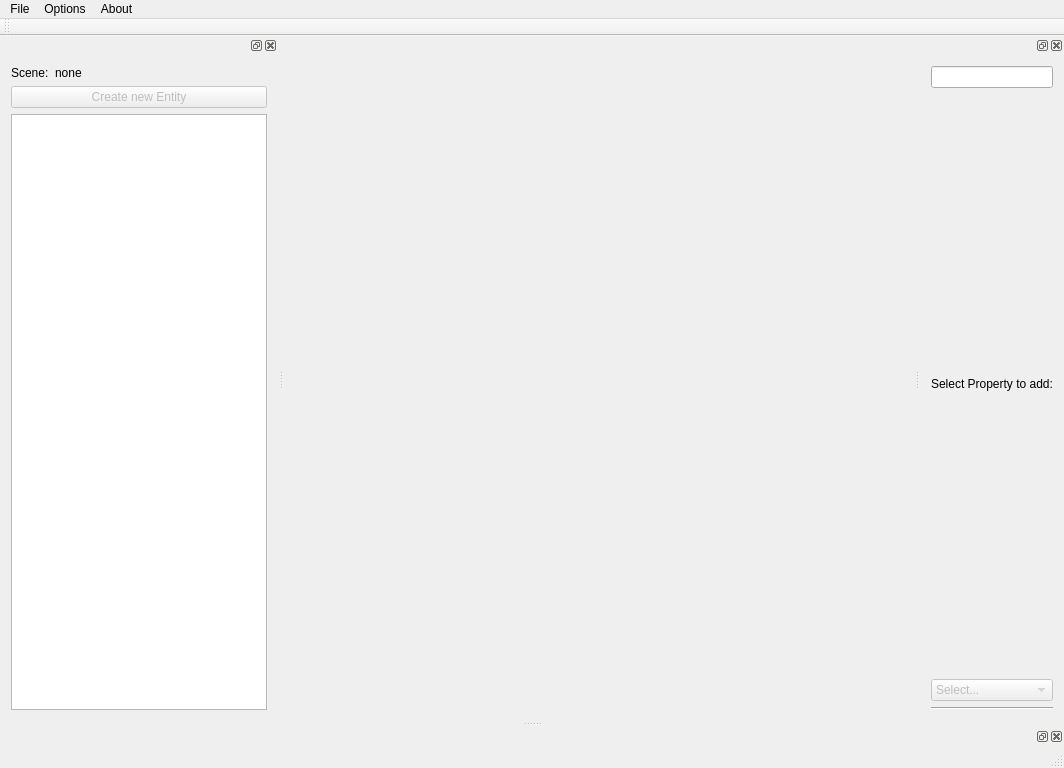
andyreimann/gear, file v2.5/GEAR Studio/geareditor.ui: the form before one commit.
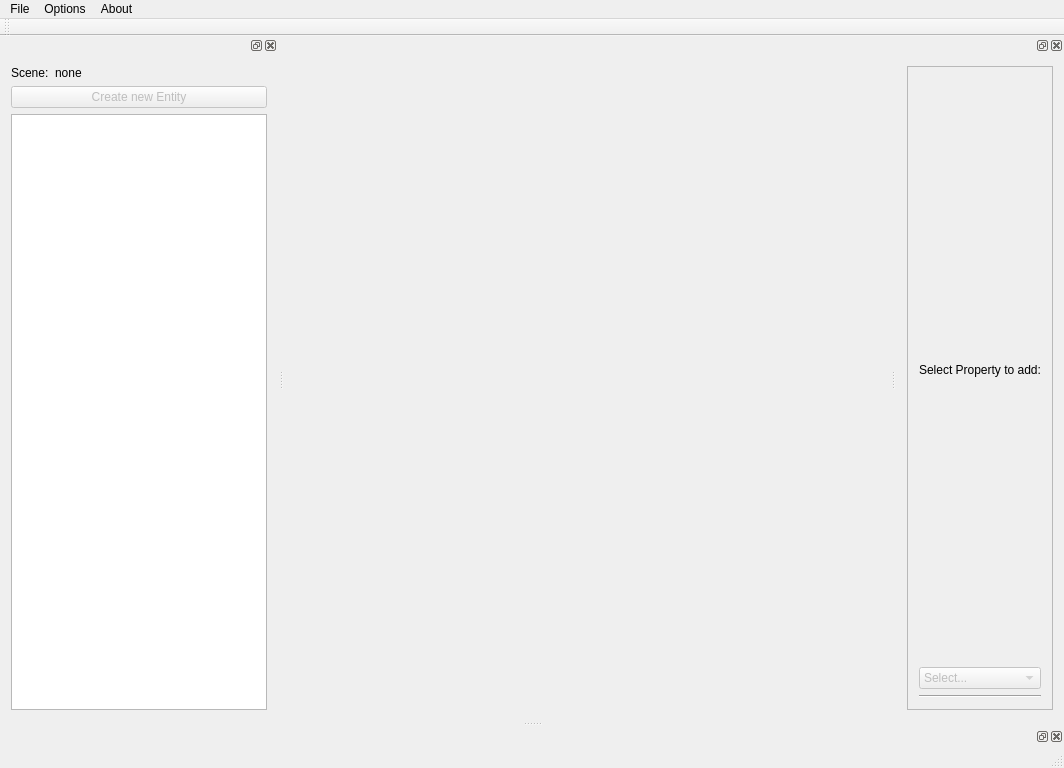
The form after the commit. Custom widgets are drawn as their Qt base class.

The edit to the form file:
```diff
--- a/v2.5/GEAR Studio/geareditor.ui
+++ b/v2.5/GEAR Studio/geareditor.ui
@@ -132,10 +132,16 @@
      <verstretch>0</verstretch>
     </sizepolicy>
    </property>
+   <property name="minimumSize">
+    <size>
+     <width>100</width>
+     <height>352</height>
+    </size>
+   </property>
    <attribute name="dockWidgetArea">
     <number>2</number>
    </attribute>
-   <widget class="QWidget" name="propertiesRoot">
+   <widget class="QWidget" name="propertiesRootContainer">
     <property name="sizePolicy">
      <sizepolicy hsizetype="Expanding" vsizetype="Minimum">
       <horstretch>0</horstretch>
@@ -144,15 +150,29 @@
     </property>
     <layout class="QVBoxLayout" name="verticalLayout">
      <item>
-      <widget class="QLineEdit" name="lineEdit">
-       <property name="alignment">
-        <set>Qt::AlignLeading|Qt::AlignLeft|Qt::AlignTop</set>
+      <widget class="QScrollArea" name="scrollArea">
+       <property name="sizePolicy">
+        <sizepolicy hsizetype="Expanding" vsizetype="Minimum">
+         <horstretch>0</horstretch>
+         <verstretch>0</verstretch>
+        </sizepolicy>
        </property>
-       <property name="readOnly">
+       <property name="horizontalScrollBarPolicy">
+        <enum>Qt::ScrollBarAlwaysOff</enum>
+       </property>
+       <property name="widgetResizable">
         <bool>true</bool>
        </property>
-      </widget>
-     </item>
+       <widget class="QWidget" name="propertiesRoot">
+        <property name="geometry">
+         <rect>
+          <x>0</x>
+          <y>0</y>
+          <width>271</width>
+          <height>631</height>
+         </rect>
+        </property>
+        <layout class="QVBoxLayout" name="verticalLayout_3">
      <item>
       <widget class="QLabel" name="label">
        <property name="text">
@@ -207,6 +227,10 @@
        <property name="orientation">
         <enum>Qt::Horizontal</enum>
        </property>
+          </widget>
+         </item>
+        </layout>
+       </widget>
       </widget>
      </item>
     </layout>
```
Lines whose indentation alone changed are shown as unchanged.
